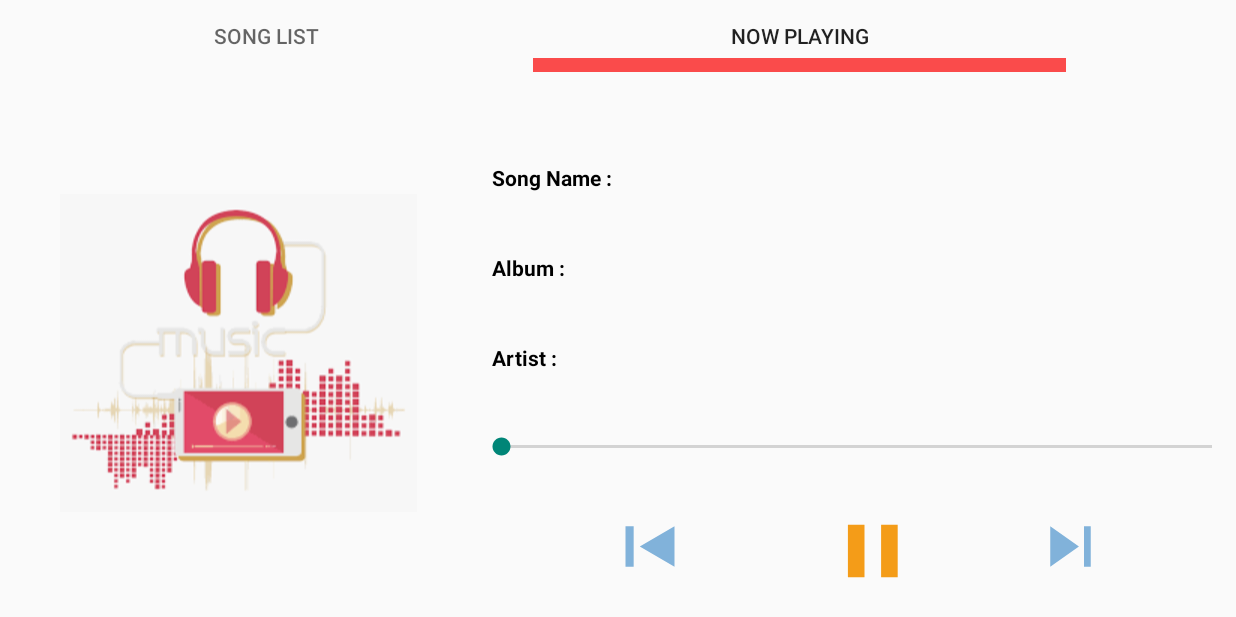
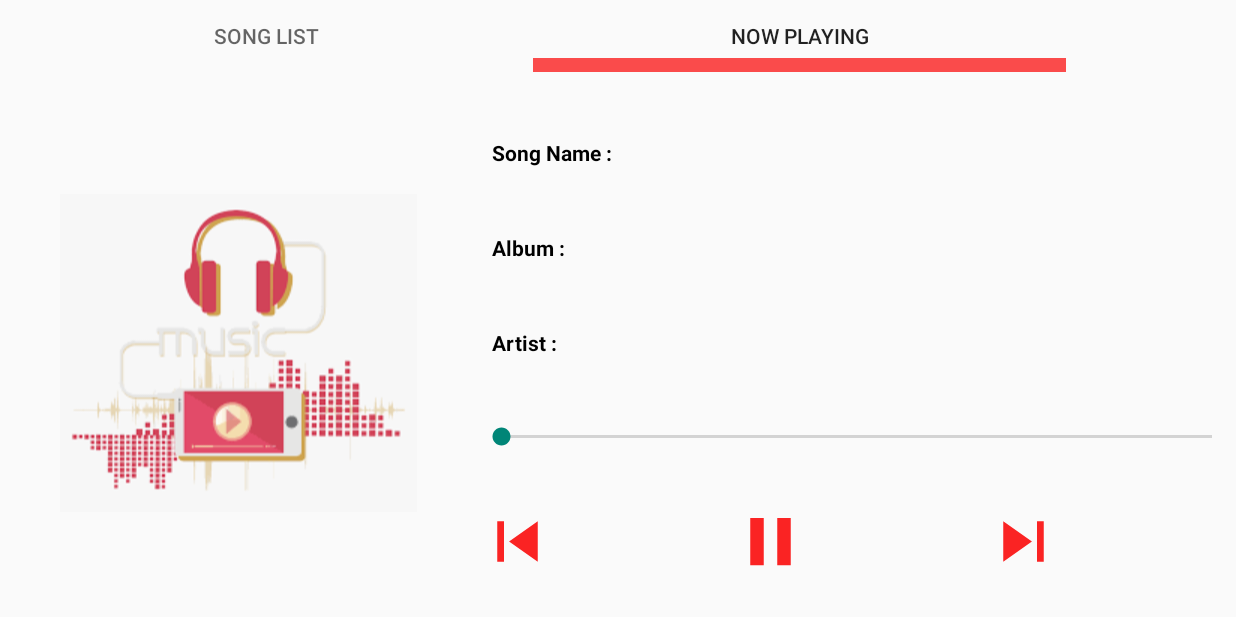
Before and after one commit to questandroiddemo/Project_Media_02, an Android app: the screen it shows after launch (MainActivity), tab 2 chosen, on a phone screen of 824 x 412 dp (held sideways). Run offline under Robolectric (Android 15) with nearby library versions, the phone set to English and light mode, and no system bars; 10 statements that could not run were skipped.

Commit message:
Merge remote-tracking branch 'origin/master'
# Conflicts:
#	app/src/main/java/com/example/project_media_02/ViewPagerAdapter.java

```diff
--- a/app/src/main/java/com/example/project_media_02/Presenter/Presenter.java
+++ b/app/src/main/java/com/example/project_media_02/Presenter/Presenter.java
@@ -62,7 +62,7 @@ public class Presenter implements ContractPresenter {
                     try {
                         sleep(500);
                         currentPosition = model.getCurrentPosition();
-                        System.out.println("cposition in thread : "+currentPosition);
+                      //  System.out.println("cposition in thread : "+currentPosition);
                         nowPlayingView.setProgress(currentPosition);
 
                     }
--- a/app/src/main/res/drawable/ic_baseline_pause_24.xml
+++ b/app/src/main/res/drawable/ic_baseline_pause_24.xml
@@ -1,8 +1,8 @@
-<vector android:height="50dp"
-    android:tint="#F49C18"
-    android:viewportHeight="20"
-    android:viewportWidth="20"
-    android:width="55dp"
+<vector android:height="54dp"
+    android:tint="@color/Red"
+    android:viewportHeight="24"
+    android:viewportWidth="24"
+    android:width="54dp"
     xmlns:android="http://schemas.android.com/apk/res/android">
     <path
         android:fillColor="@android:color/white"
--- a/app/src/main/res/drawable/ic_baseline_play_arrow_24.xml
+++ b/app/src/main/res/drawable/ic_baseline_play_arrow_24.xml
@@ -1,5 +1,5 @@
 <vector android:height="54dp"
-    android:tint="#F49C18"
+    android:tint="@color/Red"
     android:viewportHeight="24"
     android:viewportWidth="24"
     android:width="54dp"
--- a/app/src/main/res/drawable/ic_baseline_skip_next_24.xml
+++ b/app/src/main/res/drawable/ic_baseline_skip_next_24.xml
@@ -1,5 +1,5 @@
 <vector android:height="54dp"
-    android:tint="#81B2DA"
+    android:tint="@color/Red"
     android:viewportHeight="24"
     android:viewportWidth="24"
     android:width="54dp"
--- a/app/src/main/res/drawable/ic_baseline_skip_previous_24.xml
+++ b/app/src/main/res/drawable/ic_baseline_skip_previous_24.xml
@@ -1,8 +1,8 @@
 <vector android:height="54dp"
-    android:tint="#81B2DA"
+    android:tint="@color/Red"
     android:viewportHeight="24"
     android:viewportWidth="24"
-    android:width="65dp"
+    android:width="54dp"
     xmlns:android="http://schemas.android.com/apk/res/android">
     <path
         android:fillColor="@android:color/white"
--- a/app/src/main/res/layout/fragment_now_playing.xml
+++ b/app/src/main/res/layout/fragment_now_playing.xml
@@ -25,10 +25,7 @@
             android:orientation="vertical"
             android:layout_width="match_parent"
             android:layout_height="match_parent">
-            <Space
-                android:layout_width="0dp"
-                android:layout_height="1dp"
-                android:layout_weight="1"/>
+
             <Space
                 android:layout_width="0dp"
                 android:layout_height="1dp"
@@ -87,10 +84,6 @@
                 android:layout_width="match_parent"
                 android:layout_height="wrap_content">
 
-                <Space
-                    android:layout_width="0dp"
-                    android:layout_height="1dp"
-                    android:layout_weight="1"/>
 
                 <ImageButton
                     android:id="@+id/fr_nowplaying_ib_previous"
--- a/app/src/main/res/layout/music_items.xml
+++ b/app/src/main/res/layout/music_items.xml
@@ -2,7 +2,7 @@
 <RelativeLayout xmlns:android="http://schemas.android.com/apk/res/android"
     android:layout_width="match_parent"
     android:layout_height="wrap_content"
-    android:background="#2196F3"
+    android:background="@color/white"
     android:layout_marginTop="5dp"
     android:id="@+id/audio_item">
 
@@ -21,6 +21,6 @@
         android:layout_marginStart="10dp"
         android:layout_toEndOf="@+id/music_img"
         android:text="File Name"
-        android:textColor="@color/white" />
+        android:textColor="@color/black" />
 
 </RelativeLayout>
```
